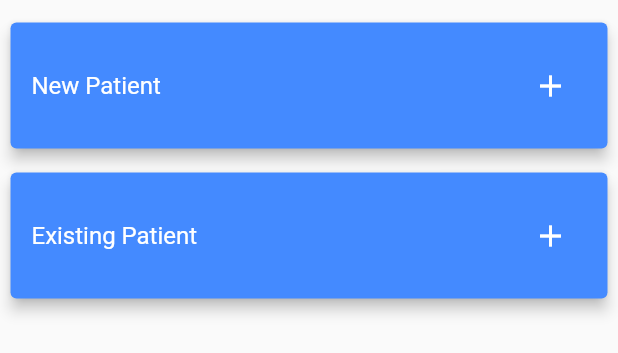
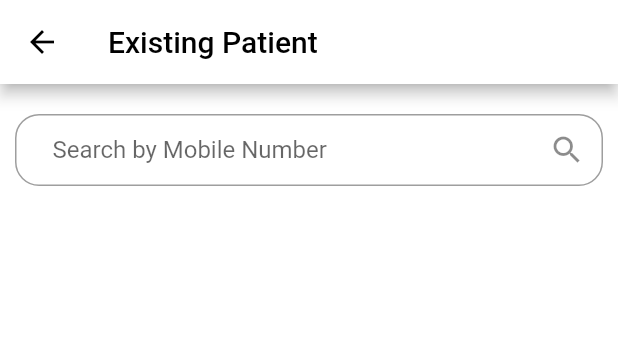
Before and after one commit to AyushBherwani1998/FlutterCSEProject, a Flutter app: the HomePage widget shown alone on an empty page, opened directly, after a tap on "Existing Patient", on a phone screen of 412 x 824 dp. Shown: the top 353 px of the screen. Run offline on Flutter 3.47's test engine with Material 2 defaults, Android fonts, the phone set to English and light mode, and no system bars; our stand-ins replace cloud_firestore, datetime_picker_formfield, firebase_auth, font_awesome_flutter, progress_indicators, sqflite and 1 more; accounts and stored records are empty.

Commit message:
v0.51.
Search Service added

```diff
--- /dev/null
+++ b/flutter_forms/lib/user_interface/existing_patient.dart
@@ -0,0 +1,124 @@
+import 'package:cloud_firestore/cloud_firestore.dart';
+import 'package:flutter/material.dart';
+import 'package:flutter_forms/firebase_services/firestore_search_service.dart';
+class ExistingPatient extends StatelessWidget{
+
+  @override
+  Widget build(BuildContext context) {
+    // TODO: implement build
+    return Scaffold(
+      appBar: AppBar(
+        backgroundColor: Colors.white,
+        iconTheme: IconThemeData(color: Colors.black),
+        title: Text(
+          "Existing Patient",
+          style: TextStyle(color: Colors.black),
+        ),
+      ),
+      body: ExisitingPatientBody(),
+    );
+  }
+
+}
+
+class ExisitingPatientBody extends StatefulWidget{
+  @override
+  State<StatefulWidget> createState() {
+    // TODO: implement createState
+    return _ExistingPatientBody();
+  }
+}
+
+class _ExistingPatientBody extends State<ExisitingPatientBody>{
+  var queryResultSet = [];
+  var tempSearchStore = [];
+  bool checkList = false;
+
+  @override
+  Widget build(BuildContext context) {
+    return Column(
+      children: <Widget>[
+        Container(width: MediaQuery.of(context).size.width
+          ,height: 10.0,color: Colors.white,),
+        Container(
+          color: Colors.white,
+          child: Padding(
+            padding: const EdgeInsets.all(10.0),
+            child: TextField(
+              onChanged: (val) {
+                startSearch(val);
+                setState((){
+                  checkList = true;
+                });
+              },
+              decoration: InputDecoration(
+                suffixIcon: Icon(Icons.search),
+                  contentPadding: EdgeInsets.only(left: 25.0),
+                  hintText: 'Search by Mobile Number',
+                  border: OutlineInputBorder(
+                      borderRadius: BorderRadius.circular(16.0))),
+            ),
+          ),
+        ),
+        Container(width: MediaQuery.of(context).size.width
+          ,height: 10.0,color: Colors.white,),
+        Expanded(
+          child: Container(
+            color: Colors.white,
+            child: ListView(
+              shrinkWrap: true,
+              padding: EdgeInsets.only(left: 10.0, right: 10.0),
+              scrollDirection: Axis.vertical,
+              children: checkList ? (tempSearchStore.isNotEmpty ? tempSearchStore.map((element){
+                return buildUserCard(element);
+              }).toList() : <Widget>[
+                SizedBox(height: 100.0,),
+                Center(child: Image(image: AssetImage("images/no_user_found.gif")))
+              ]) : <Widget>[
+                Container(color:Colors.white)
+              ]
+            ),
+          ),
+        )
+
+      ],
+    );
+  }
+
+  void startSearch(String val) {
+    if(val.length==0){
+      setState(() {
+        queryResultSet = [];
+        tempSearchStore = [];
+      });
+    }
+    if(queryResultSet.length==0 && val.length==1){
+      SearchService().searchByName(val).then((QuerySnapshot docs) {
+        for (int i = 0; i < docs.documents.length; ++i) {
+          queryResultSet.add(docs.documents[i].data);
+        }
+      });
+    }else{
+      tempSearchStore = [];
+      queryResultSet.forEach((element) {
+        if (element['mobile'].startsWith(val)) {
+          setState(() {
+            tempSearchStore.add(element);
+          });
+        }
+      });
+    }
+  }
+
+  Widget buildUserCard(element) {
+    return Card(
+      elevation: 4.0,
+      color: Colors.blue,
+      child: ListTile(
+        contentPadding: EdgeInsets.all(14.0),
+        title: Text(element['name'],style: TextStyle(color: Colors.white,fontSize: 16.0),),
+        subtitle: Text(element['mobile'],style: TextStyle(color: Colors.white)),
+      ),
+    );
+  }
+}
--- a/flutter_forms/lib/user_interface/home_page.dart
+++ b/flutter_forms/lib/user_interface/home_page.dart
@@ -1,5 +1,6 @@
 import 'package:flutter/material.dart';
 import 'package:flutter_forms/firebase_services/firebase_auth.dart';
+import 'package:flutter_forms/user_interface/existing_patient.dart';
 import 'package:flutter_forms/user_interface/new_patient.dart';
 
 
@@ -117,11 +118,14 @@ class MyHomePage extends State<HomePage>{
             color: Colors.blueAccent,
             child: ListTile(
               onTap: (){
-
+                print("New Form");
+                Navigator.push(context, MaterialPageRoute(builder: (context)=>ExistingPatient()));
               },
               contentPadding: EdgeInsets.all(14.0),
               title: Text("Existing Patient",style: TextStyle(color: Colors.white,fontSize: 16.0),),
-              trailing: IconButton(icon: Icon(Icons.add,color: Colors.white,),onPressed: (){print("New Form");
+              trailing: IconButton(icon: Icon(Icons.add,color: Colors.white,),onPressed: (){
+                print("New Form");
+                Navigator.push(context, MaterialPageRoute(builder: (context)=>ExistingPatient()));
               },),
             ),
           )
--- a/flutter_forms/pubspec.yaml
+++ b/flutter_forms/pubspec.yaml
@@ -48,7 +48,8 @@ flutter:
   # assets:
   #  - images/a_dot_burr.jpeg
   #  - images/a_dot_ham.jpeg
-
+  assets:
+    - images/
   # An image asset can refer to one or more resolution-specific "variants", see
   # https://flutter.io/assets-and-images/#resolution-aware.
 
```
Also changed, not shown: flutter_forms/lib/firebase_services/firestore_search_service.dart (added, +11 -0 lines), flutter_forms/images/no_user_found.gif (added).
